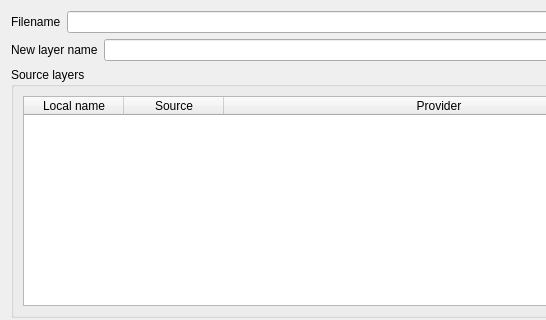
mhugo/qgis_vlayers, file qgsvirtuallayersourceselectbase.ui: the form before one commit; both pictures show x 0 to 546 and y 0 to 320 of the 764 by 624 pixel window.
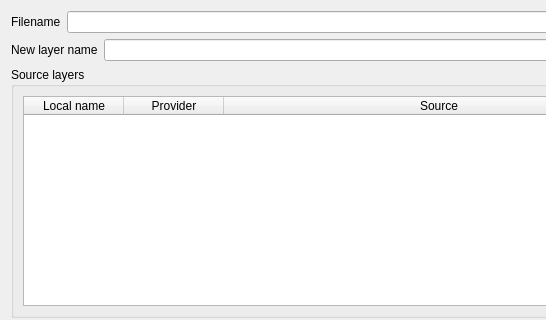
The form after the commit.

Commit message: Creation UI: invert source and provider

```diff
--- a/qgsvirtuallayersourceselectbase.ui
+++ b/qgsvirtuallayersourceselectbase.ui
@@ -73,12 +73,12 @@
         </column>
         <column>
          <property name="text">
-          <string>Source</string>
+          <string>Provider</string>
          </property>
         </column>
         <column>
          <property name="text">
-          <string>Provider</string>
+          <string>Source</string>
          </property>
         </column>
        </widget>
```
The commit also changes 1 other file.
